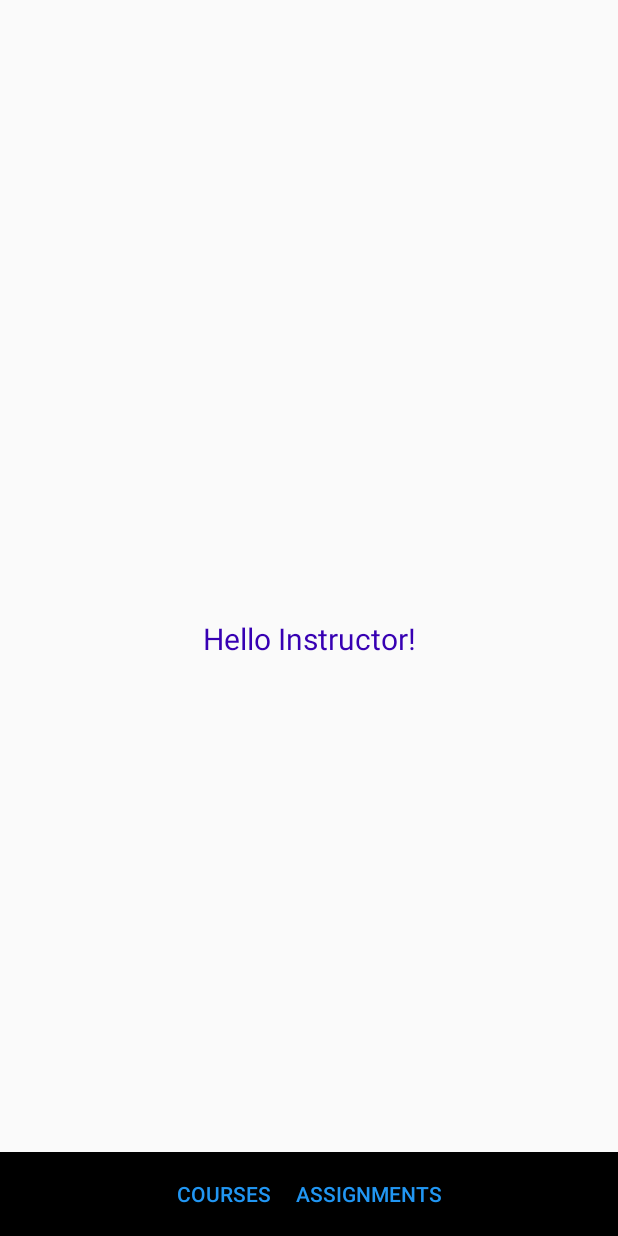
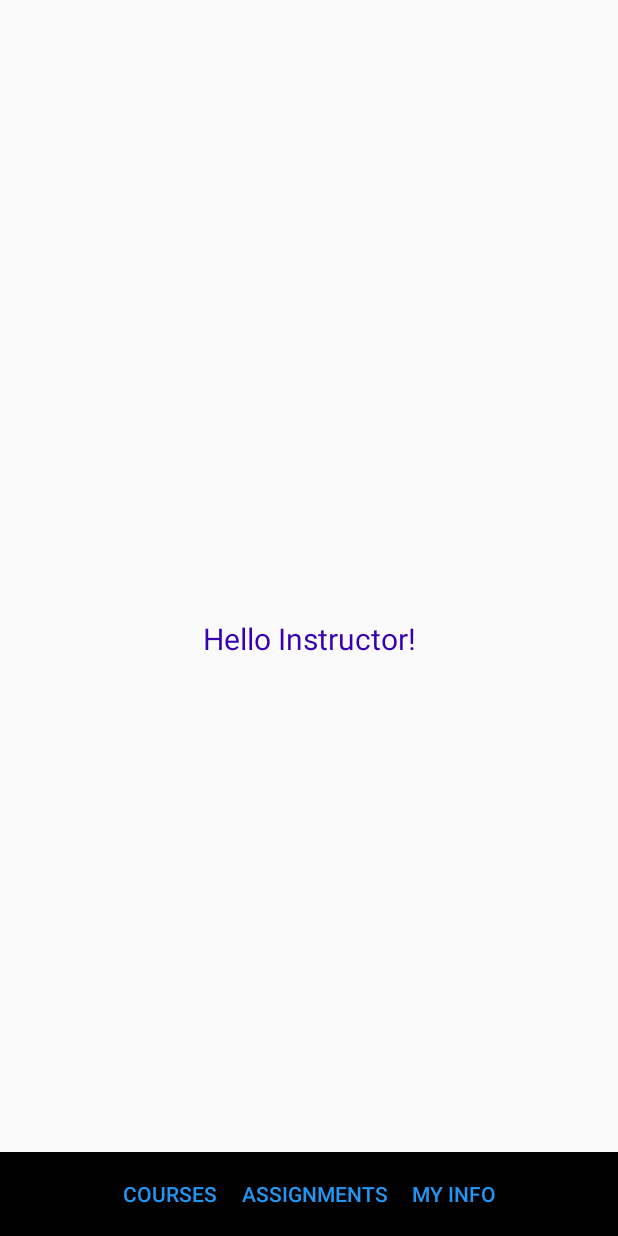
Before and after one commit to Mkaldalons/LearningSquare, an Android app: the fragment InstructorDashboardFragment placed in its activity, on a phone screen of 412 x 824 dp. Run offline under Robolectric (Android 15) with nearby library versions, the phone set to English and light mode, and no system bars.

Commit message:
isl -> ensk

```diff
--- a/app/build.gradle.kts
+++ b/app/build.gradle.kts
@@ -57,5 +57,4 @@ dependencies {
     implementation(libs.ktor.client.content.negotiation)
     implementation(libs.ktor.serialization.kotlinx.json)
     implementation(libs.kotlinx.serialization.json)
-
 }
--- a/app/src/main/java/hbv601g/learningsquare/services/AssignmentService.kt
+++ b/app/src/main/java/hbv601g/learningsquare/services/AssignmentService.kt
@@ -1,13 +1,11 @@
 package hbv601g.learningsquare.services
 
-import android.util.Log
 import hbv601g.learningsquare.models.AssignmentModel
 import hbv601g.learningsquare.models.QuestionModel
 import io.ktor.client.call.body
 import io.ktor.client.statement.HttpResponse
 import io.ktor.client.statement.bodyAsText
 import kotlinx.datetime.LocalDate
-import kotlinx.datetime.toLocalDate
 import kotlinx.serialization.decodeFromString
 import kotlinx.serialization.json.Json
 import java.time.format.DateTimeFormatter
--- a/app/src/main/java/hbv601g/learningsquare/services/HttpsService.kt
+++ b/app/src/main/java/hbv601g/learningsquare/services/HttpsService.kt
@@ -14,8 +14,8 @@ import hbv601g.learningsquare.services.utils.JsonUtils
 import io.ktor.http.HttpStatusCode
 import io.ktor.client.call.body
 import io.ktor.serialization.kotlinx.json.json
-import kotlinx.datetime.LocalDate
 import kotlinx.serialization.json.Json
+
 
 class HttpsService {
     // private val client = HttpClient(CIO)
@@ -120,7 +120,7 @@ class HttpsService {
         return response
     }
 
-    suspend fun updateAssignment(assignmentId: Int, name: String?, dueDate: LocalDate?, questionRequest: List<QuestionModel>?, published: Boolean?): HttpResponse
+    suspend fun updateAssignment(assignmentId: Int, name: String?, dueDate: kotlinx.datetime.LocalDate?, questionRequest: List<QuestionModel>?, published: Boolean?): HttpResponse
     {
         val url = "$url/assignments/$assignmentId"
 
--- a/app/src/main/java/hbv601g/learningsquare/ui/InstructorDashboardFragment.kt
+++ b/app/src/main/java/hbv601g/learningsquare/ui/InstructorDashboardFragment.kt
@@ -15,6 +15,7 @@ class InstructorDashboardFragment : Fragment(R.layout.fragment_instructor_layout
 
         val buttonCourses = view.findViewById<Button>(R.id.buttonCourses)
         val buttonAssignments = view.findViewById<Button>(R.id.buttonAssignments)
+        val buttonMyInfoFragment = view.findViewById<Button>(R.id.buttonMyInfo)
 
         buttonCourses.setOnClickListener {
             parentFragmentManager.beginTransaction()
@@ -29,5 +30,12 @@ class InstructorDashboardFragment : Fragment(R.layout.fragment_instructor_layout
                 .addToBackStack(null)
                 .commit()
         }
+
+        buttonMyInfoFragment.setOnClickListener{
+            parentFragmentManager.beginTransaction()
+                .replace(R.id.fragment_container_view, MyInfoFragment())
+                .addToBackStack(null)
+                .commit()
+        }
     }
 }
--- a/app/src/main/res/layout/fragment_instructor_layout.xml
+++ b/app/src/main/res/layout/fragment_instructor_layout.xml
@@ -48,5 +48,15 @@
             style="?android:attr/buttonBarButtonStyle"
             android:padding="8dp"/>
 
+        <Button
+            android:id="@+id/buttonMyInfo"
+            android:layout_width="wrap_content"
+            android:layout_height="wrap_content"
+            android:text="@string/my_info"
+            android:backgroundTint="@color/white"
+            android:textColor="#2196F3"
+            style="?android:attr/buttonBarButtonStyle"
+            android:padding="8dp"/>
+
     </LinearLayout>
 </androidx.constraintlayout.widget.ConstraintLayout>
--- a/app/src/main/res/layout/fragment_my_info.xml
+++ b/app/src/main/res/layout/fragment_my_info.xml
@@ -16,7 +16,7 @@
         android:id="@+id/usernameTextView"
         android:layout_width="wrap_content"
         android:layout_height="wrap_content"
-        android:text="@string/notandanafn"
+        android:text="@string/Username"
         android:textSize="18sp"
         android:layout_marginTop="16dp"
         android:layout_gravity="center_horizontal"/>
@@ -25,7 +25,7 @@
         android:id="@+id/emailTextView"
         android:layout_width="wrap_content"
         android:layout_height="wrap_content"
-        android:text="@string/netfang"
+        android:text="@string/mail"
         android:textSize="16sp"
         android:layout_marginTop="8dp"
         android:layout_gravity="center_horizontal"/>
--- a/app/src/main/res/values/strings.xml
+++ b/app/src/main/res/values/strings.xml
@@ -48,4 +48,8 @@
     <string name="published">Published</string>
     <string name="save_changes">Save Changes</string>
     <string name="clear_changes">Clear Changes</string>
+    <string name="my_info">My Info</string>
+    <string name="delete_account">Delete Account</string>
+    <string name="mail">mail</string>
+    <string name="Username">Username</string>
 </resources>
--- a/settings.gradle.kts
+++ b/settings.gradle.kts
@@ -11,6 +11,7 @@ pluginManagement {
         gradlePluginPortal()
     }
 }
+
 dependencyResolutionManagement {
     repositoriesMode.set(RepositoriesMode.FAIL_ON_PROJECT_REPOS)
     repositories {
@@ -18,6 +19,7 @@ dependencyResolutionManagement {
         mavenCentral()
     }
     versionCatalogs {
+        // Your version catalog configuration
     }
 }
 
```
Also changed, not shown: app/src/main/AndroidManifest.xml (+11 -0 lines), app/src/main/java/hbv601g/learningsquare/ui/MyInfoFragment.kt (+3 -6 lines), gradle/wrapper/gradle-wrapper.properties.
